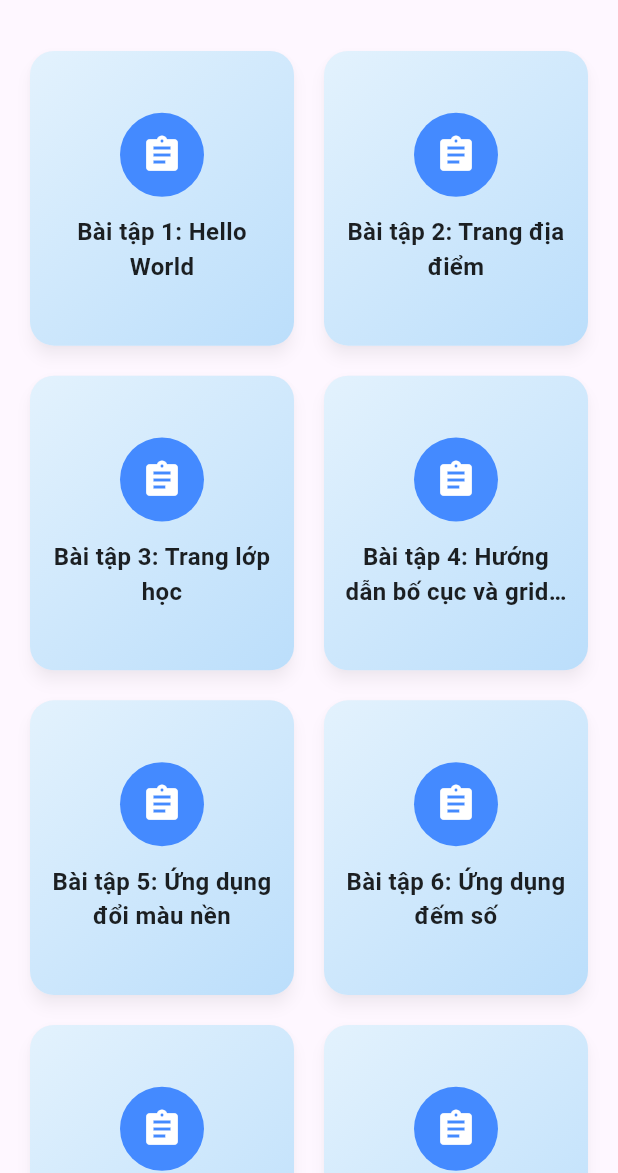
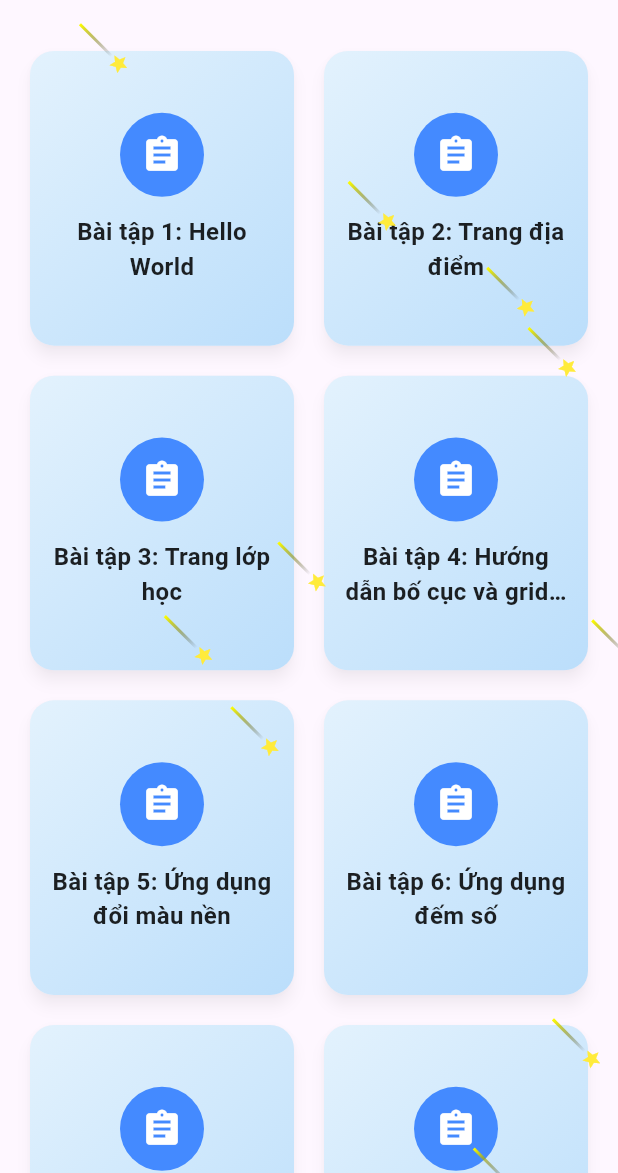
Before and after one commit to VanPhuong04/Flutter_App, a Flutter app: the screen it shows after launch, on a phone screen of 412 x 824 dp, the part 63-1236 px from its top. Run offline on Flutter 3.47's test engine with Material 3 defaults, Android fonts, the phone set to English and light mode, and no system bars; our stand-ins replace dio.

Commit message:
Cập nhật thêm hiệu ứng sao rơi

```diff
--- a/lib/SideBar/app_drawer.dart
+++ b/lib/SideBar/app_drawer.dart
@@ -23,19 +23,19 @@ class AppDrawer extends StatelessWidget {
                   radius: 32,
                   backgroundColor: Colors.white,
                   backgroundImage: AssetImage(
-                    'assets/images/u-i-a-cat-deo-kinh.jpg',
+                    'assets/images/logo.jpg',
                   ),
                 ),
                 SizedBox(height: 10),
                 Text(
-                  "Danh sách bài tập",
+                  "Lê Văn Phương",
                   style: TextStyle(
                     color: Colors.white,
                     fontSize: 18,
                     fontWeight: FontWeight.bold,
                   ),
                 ),
-                Text("Nhóm 4 - LTDD", style: TextStyle(color: Colors.white70)),
+                Text("22T1080026", style: TextStyle(color: Colors.white70)),
               ],
             ),
           ),
--- /dev/null
+++ b/lib/animation.dart
@@ -0,0 +1,96 @@
+import 'dart:math';
+import 'package:flutter/material.dart';
+
+class FallingLeaves extends StatefulWidget {
+  const FallingLeaves({super.key});
+
+  @override
+  State<FallingLeaves> createState() => _FallingLeavesState();
+}
+
+class _FallingLeavesState extends State<FallingLeaves>
+    with SingleTickerProviderStateMixin {
+  late AnimationController _controller;
+  final Random _random = Random();
+
+  static const int starCount = 15;
+
+  late List<double> xPositions;
+  late List<double> speeds;
+
+  @override
+  void initState() {
+    super.initState();
+
+    _controller = AnimationController(
+      vsync: this,
+      duration: const Duration(seconds: 8),
+    )..repeat();
+
+    xPositions =
+        List.generate(starCount, (_) => _random.nextDouble() * 400);
+
+    speeds =
+        List.generate(starCount, (_) => 1 + _random.nextDouble() * 1.5);
+  }
+
+  @override
+  Widget build(BuildContext context) {
+    final double height = MediaQuery.of(context).size.height;
+
+    return IgnorePointer(
+      child: AnimatedBuilder(
+        animation: _controller,
+        builder: (context, _) {
+          return Stack(
+            children: List.generate(starCount, (i) {
+              final double y =
+                  (_controller.value * height * speeds[i]) % height;
+
+              // rơi chéo
+              final double x = xPositions[i] + y * 0.25;
+
+              return Positioned(
+                top: y,
+                left: x,
+                child: Transform.rotate(
+                  angle: pi / 4,
+                  child: Row(
+                    children: [
+                      // 🌠 ĐUÔI SAO
+                      Container(
+                        width: 30,
+                        height: 2,
+                        decoration: const BoxDecoration(
+                          gradient: LinearGradient(
+                            colors: [
+                              Colors.yellowAccent,
+                              Colors.transparent,
+                            ],
+                          ),
+                        ),
+                      ),
+
+                      // ⭐ NGÔI SAO
+                      const Icon(
+                        Icons.star,
+                        color: Colors.yellow,
+                        size: 14,
+                      ),
+                    ],
+                  ),
+                ),
+              );
+            }),
+          );
+        },
+      ),
+    );
+  }
+
+  @override
+  void dispose() {
+    _controller.dispose();
+    super.dispose();
+  }
+}
--- a/lib/main.dart
+++ b/lib/main.dart
@@ -1,6 +1,7 @@
 import 'package:flutter/material.dart';
 import 'package:flutter_nhom4/danhSachBaiTap/danh_sach_bai_tap.dart';
 import 'SideBar/app_drawer.dart';
+import 'package:flutter_nhom4/animation.dart';
 
 void main() {
   runApp(const MyApp());
@@ -26,7 +27,10 @@ class HomeScreen extends StatelessWidget {
     return Scaffold(
       appBar: AppBar(title: const Text("Bài tập Flutter")),
       drawer: const AppDrawer(),
-      body: GridView.builder(
+      body: Stack(
+        children: [
+          // Nội dung chính
+          GridView.builder(
             padding: const EdgeInsets.all(16),
             gridDelegate: const SliverGridDelegateWithFixedCrossAxisCount(
               crossAxisCount: 2,
@@ -39,6 +43,10 @@ class HomeScreen extends StatelessWidget {
               final e = exercises[index];
               return InkWell(
                 borderRadius: BorderRadius.circular(16),
+                splashColor: Colors.transparent,
+                highlightColor: Colors.transparent,
+                hoverColor: Colors.transparent,
+                focusColor: Colors.transparent,
                 onTap: () {
                   Navigator.push(
                     context,
@@ -64,10 +72,9 @@ class HomeScreen extends StatelessWidget {
                     child: Column(
                       mainAxisAlignment: MainAxisAlignment.center,
                       children: [
-                    // Icon
                         Container(
                           padding: const EdgeInsets.all(14),
-                      decoration: BoxDecoration(
+                          decoration: const BoxDecoration(
                             color: Colors.blueAccent,
                             shape: BoxShape.circle,
                           ),
@@ -77,10 +84,7 @@ class HomeScreen extends StatelessWidget {
                             size: 28,
                           ),
                         ),
-
                         const SizedBox(height: 12),
-
-                    // Title
                         Text(
                           e.title,
                           textAlign: TextAlign.center,
@@ -99,6 +103,11 @@ class HomeScreen extends StatelessWidget {
               );
             },
           ),
+
+          // 👉 HIỆU ỨNG RƠI (overlay)
+          const FallingLeaves(),
+        ],
+      ),
     );
   }
 }
--- a/pubspec.yaml
+++ b/pubspec.yaml
@@ -66,6 +66,7 @@ flutter:
     - assets/images/logo.jpg
     - assets/images/u-i-a-cat-deo-kinh.jpg
     - assets/images/thien_nhien.jpg
+    - assets/images/logo_microsoft.jpg
 
   # An image asset can refer to one or more resolution-specific "variants", see
   # https://flutter.dev/to/resolution-aware-images
```
Also changed, not shown: assets/images/logo_microsoft.jpg (added). Lines whose indentation alone changed are shown as unchanged.
